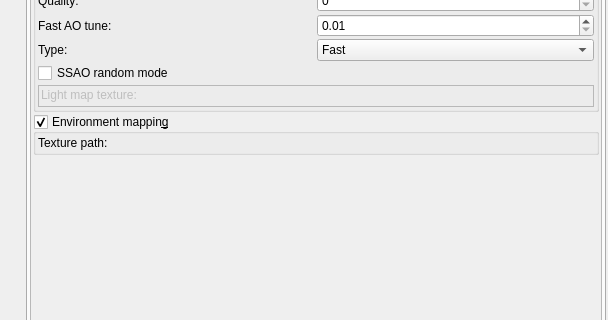
The window that mandelbulber2/qt/dock_effects.ui (buddhi1980/mandelbulber2) describes before a commit, drawn with Qt 5; both pictures show x 0 to 608 and y 712 to 1032 of the 608 by 1156 pixel window.
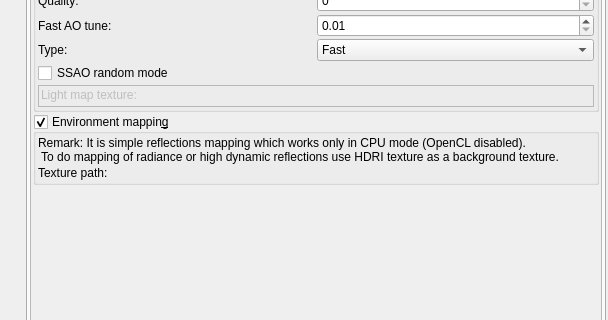
The same window after the commit. Icons and pictures are not drawn. Custom widgets are drawn as their Qt base class.

Commit message: - corrected text fwd/bkwd - corrected function for calcluation lights visibility for conical lights - light placement distance moved in UI to the top

```diff
--- a/mandelbulber2/qt/dock_effects.ui
+++ b/mandelbulber2/qt/dock_effects.ui
@@ -166,8 +166,8 @@
            <rect>
             <x>0</x>
             <y>0</y>
-            <width>567</width>
-            <height>1080</height>
+            <width>569</width>
+            <height>1078</height>
            </rect>
           </property>
           <layout class="QVBoxLayout" name="verticalLayout_34">
@@ -1032,6 +1032,17 @@
               <property name="bottomMargin">
                <number>2</number>
               </property>
+              <item>
+               <widget class="QLabel" name="label_5">
+                <property name="text">
+                 <string>Remark: It is simple reflections mapping which works only in CPU mode (OpenCL disabled).
+ To do mapping of radiance or high dynamic reflections use HDRI texture as a background texture.</string>
+                </property>
+                <property name="wordWrap">
+                 <bool>true</bool>
+                </property>
+               </widget>
+              </item>
               <item>
                <layout class="QGridLayout" name="gridLayout_73">
                 <property name="spacing">
```
Left out of the diff: 22 changed lines with no effect on the pictures. The commit also changes 4 other files.
